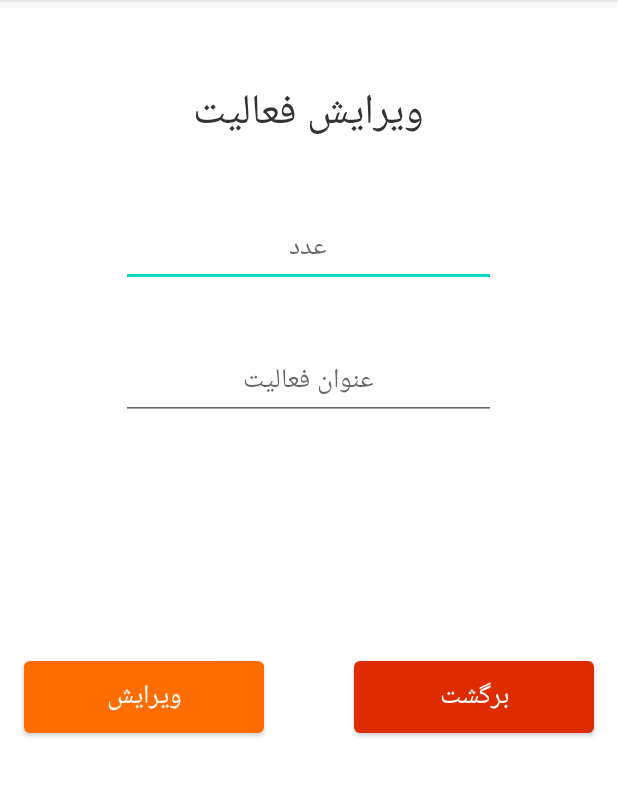
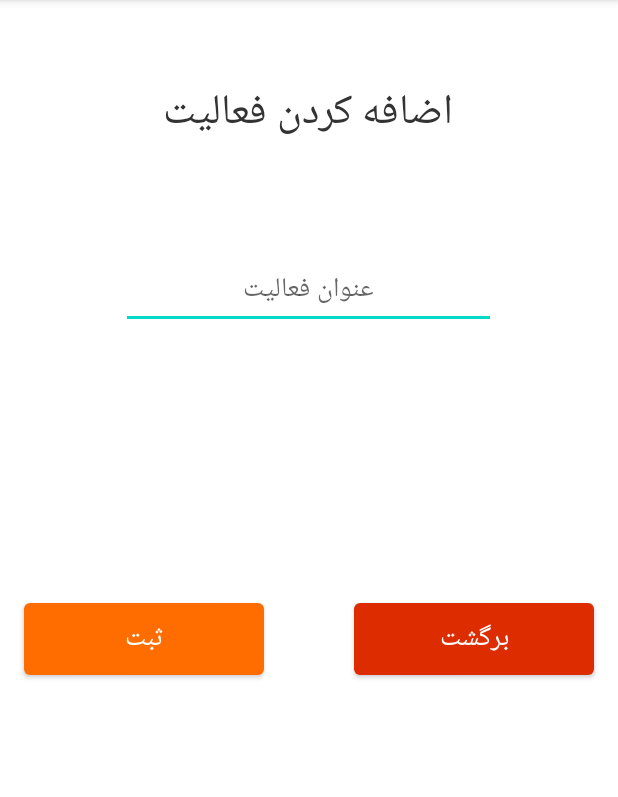
Before and after one commit to RasoulAfshari/Note, an Android app: the MainActivity screen opened directly, with no data from a screen before it, on a phone screen of 412 x 824 dp, the part 84-881 px from its top. Run offline under Robolectric (Android 15) with nearby library versions, the phone set to English and light mode, and no system bars.

Commit message:
start project

```diff
--- a/app/src/main/java/com/example/note/ActivityAddNote.kt
+++ b/app/src/main/java/com/example/note/ActivityAddNote.kt
@@ -12,7 +12,7 @@ class ActivityAddNote : AppCompatActivity() {
         super.onCreate(savedInstanceState)
         setContentView(R.layout.activity_add_note)
 
-        val note1: EditText =findViewById(R.id.edt_note)
+        val note1: EditText =findViewById(R.id.edt_note2)
         val name: TextView =findViewById(R.id.textname)
         val btn_save: Button =findViewById(R.id.btn_edit)
         val btn_close: Button =findViewById(R.id.btn_close)
--- a/app/src/main/java/com/example/note/Activity_edit_note.kt
+++ b/app/src/main/java/com/example/note/Activity_edit_note.kt
@@ -17,8 +17,8 @@ class Activity_edit_note : AppCompatActivity() {
         val note1:String=intent.getStringExtra("note1")!!
         Toast.makeText(this, note1, Toast.LENGTH_SHORT).show()
         val mediaPlayer: MediaPlayer = MediaPlayer.create(this,R.raw.bikalam)
-        val edt_note1:EditText=findViewById(R.id.edt_note)
-        val number:EditText=findViewById(R.id.edt_name)
+        val edt_note1:EditText=findViewById(R.id.edt_note2)
+        val number:EditText=findViewById(R.id.edt_note1)
         val btn_edit:Button=findViewById(R.id.btn_edit)
         val btn_close:Button=findViewById(R.id.btn_close)
         val db = AppDatabase(this)
--- a/app/src/main/java/com/example/note/MainActivity.kt
+++ b/app/src/main/java/com/example/note/MainActivity.kt
@@ -13,22 +13,22 @@ class MainActivity : AppCompatActivity() {
         super.onCreate(savedInstanceState)
         setContentView(R.layout.activity_main)
 
-        val note1:EditText=findViewById(R.id.edt_note)
-        val number:EditText=findViewById(R.id.edt_name)
+        val note2:EditText=findViewById(R.id.edt_note2)
+        val note1:EditText=findViewById(R.id.edt_note1)
         val btn_save:Button=findViewById(R.id.btn_edit)
         val btn_close:Button=findViewById(R.id.btn_close)
         val mediaPlayer: MediaPlayer = MediaPlayer.create(this,R.raw.bikalam)
 
         btn_save.setOnClickListener {
             mediaPlayer.start()
-            if(note1.text.toString()=="" || number.text.toString()==""){
+            if( note1.text.toString()==""){
                 Toast.makeText(this, "فیلد ها نباید خالی باشد", Toast.LENGTH_SHORT).show()
             }
             else{
                 val db = AppDatabase(this)
                 var existnote = db.noteDao().findBynote1(note1.text.toString())
                 if(existnote==null){
-                    var n:note=note(note1.text.toString(),number.text.toString())
+                    var n:note=note(note1.text.toString(),note1.text.toString())
                     db.noteDao().insertAll(n)
                     Toast.makeText(this, "ثبت با موفقیت انجام شد", Toast.LENGTH_SHORT).show()
                 }
--- a/app/src/main/res/layout/activity_activitynote.xml
+++ b/app/src/main/res/layout/activity_activitynote.xml
@@ -21,7 +21,7 @@
         app:layout_constraintVertical_bias="0.072" />
 
     <EditText
-        android:id="@+id/edt_note"
+        android:id="@+id/edt_note2"
         android:layout_width="wrap_content"
         android:layout_height="wrap_content"
         android:width="250sp"
@@ -48,7 +48,7 @@
         app:layout_constraintEnd_toEndOf="parent"
         app:layout_constraintHorizontal_bias="0.063"
         app:layout_constraintStart_toStartOf="parent"
-        app:layout_constraintTop_toBottomOf="@+id/edt_note"
+        app:layout_constraintTop_toBottomOf="@+id/edt_note2"
         app:layout_constraintVertical_bias="0.362" />
 
     <Button
@@ -64,7 +64,7 @@
         app:layout_constraintEnd_toEndOf="parent"
         app:layout_constraintHorizontal_bias="0.936"
         app:layout_constraintStart_toStartOf="parent"
-        app:layout_constraintTop_toBottomOf="@+id/edt_note"
+        app:layout_constraintTop_toBottomOf="@+id/edt_note2"
         app:layout_constraintVertical_bias="0.362" />
 
 </androidx.constraintlayout.widget.ConstraintLayout>
--- a/app/src/main/res/layout/activity_add_note.xml
+++ b/app/src/main/res/layout/activity_add_note.xml
@@ -21,7 +21,7 @@
         app:layout_constraintVertical_bias="0.072" />
 
     <EditText
-        android:id="@+id/edt_note"
+        android:id="@+id/edt_note2"
         android:layout_width="wrap_content"
         android:layout_height="wrap_content"
         android:width="250sp"
@@ -48,7 +48,7 @@
         app:layout_constraintEnd_toEndOf="parent"
         app:layout_constraintHorizontal_bias="0.063"
         app:layout_constraintStart_toStartOf="parent"
-        app:layout_constraintTop_toBottomOf="@+id/edt_note"
+        app:layout_constraintTop_toBottomOf="@+id/edt_note2"
         app:layout_constraintVertical_bias="0.362" />
 
     <Button
@@ -64,7 +64,7 @@
         app:layout_constraintEnd_toEndOf="parent"
         app:layout_constraintHorizontal_bias="0.936"
         app:layout_constraintStart_toStartOf="parent"
-        app:layout_constraintTop_toBottomOf="@+id/edt_note"
+        app:layout_constraintTop_toBottomOf="@+id/edt_note2"
         app:layout_constraintVertical_bias="0.362" />
 
 </androidx.constraintlayout.widget.ConstraintLayout>
--- a/app/src/main/res/layout/activity_main.xml
+++ b/app/src/main/res/layout/activity_main.xml
@@ -10,7 +10,7 @@
         android:id="@+id/textname"
         android:layout_width="wrap_content"
         android:layout_height="wrap_content"
-        android:text="ویرایش فعالیت"
+        android:text="اضافه کردن فعالیت"
         android:textColor="#333333"
         android:textSize="28dp"
         app:layout_constraintBottom_toBottomOf="parent"
@@ -21,7 +21,7 @@
         app:layout_constraintVertical_bias="0.072" />
 
     <EditText
-        android:id="@+id/edt_note"
+        android:id="@+id/edt_note2"
         android:layout_width="wrap_content"
         android:layout_height="wrap_content"
         android:width="250sp"
@@ -30,6 +30,7 @@
         android:gravity="center|center_horizontal|center_vertical"
         android:hint="عدد"
         android:inputType="textPersonName"
+        android:visibility="gone"
         app:layout_constraintBottom_toBottomOf="parent"
         app:layout_constraintEnd_toEndOf="parent"
         app:layout_constraintHorizontal_bias="0.496"
@@ -38,7 +39,7 @@
         app:layout_constraintVertical_bias="0.065" />
 
     <EditText
-        android:id="@+id/edt_name"
+        android:id="@+id/edt_note1"
         android:layout_width="wrap_content"
         android:layout_height="wrap_content"
         android:width="250sp"
@@ -50,8 +51,8 @@
         app:layout_constraintEnd_toEndOf="parent"
         app:layout_constraintHorizontal_bias="0.496"
         app:layout_constraintStart_toStartOf="parent"
-        app:layout_constraintTop_toBottomOf="@+id/edt_note"
-        app:layout_constraintVertical_bias="0.071" />
+        app:layout_constraintTop_toBottomOf="@+id/edt_note2"
+        app:layout_constraintVertical_bias="0.043" />
 
     <Button
         android:id="@+id/btn_edit"
@@ -59,14 +60,14 @@
         android:layout_height="wrap_content"
         android:width="160sp"
         android:height="60sp"
-        android:text="ویرایش"
+        android:text="ثبت"
         android:textSize="18dp"
         app:backgroundTint="#FF6D00"
         app:layout_constraintBottom_toBottomOf="parent"
         app:layout_constraintEnd_toEndOf="parent"
         app:layout_constraintHorizontal_bias="0.063"
         app:layout_constraintStart_toStartOf="parent"
-        app:layout_constraintTop_toBottomOf="@+id/edt_name"
+        app:layout_constraintTop_toBottomOf="@+id/edt_note1"
         app:layout_constraintVertical_bias="0.362" />
 
     <Button
@@ -82,7 +83,7 @@
         app:layout_constraintEnd_toEndOf="parent"
         app:layout_constraintHorizontal_bias="0.936"
         app:layout_constraintStart_toStartOf="parent"
-        app:layout_constraintTop_toBottomOf="@+id/edt_name"
+        app:layout_constraintTop_toBottomOf="@+id/edt_note1"
         app:layout_constraintVertical_bias="0.362" />
 
 </androidx.constraintlayout.widget.ConstraintLayout>
```
Also changed, not shown: app/src/main/res/layout/activity_edit_note.xml (+6 -5 lines), app/src/main/res/layout/item_note.xml (+5 -2 lines).
